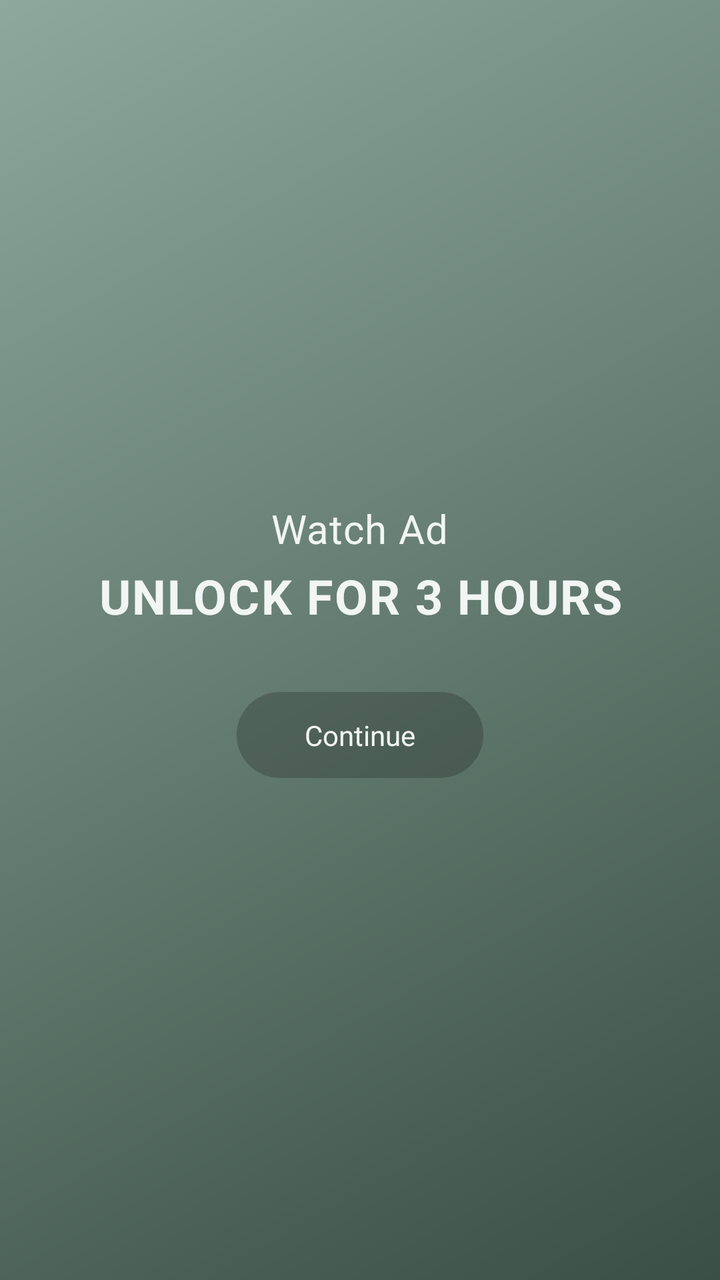
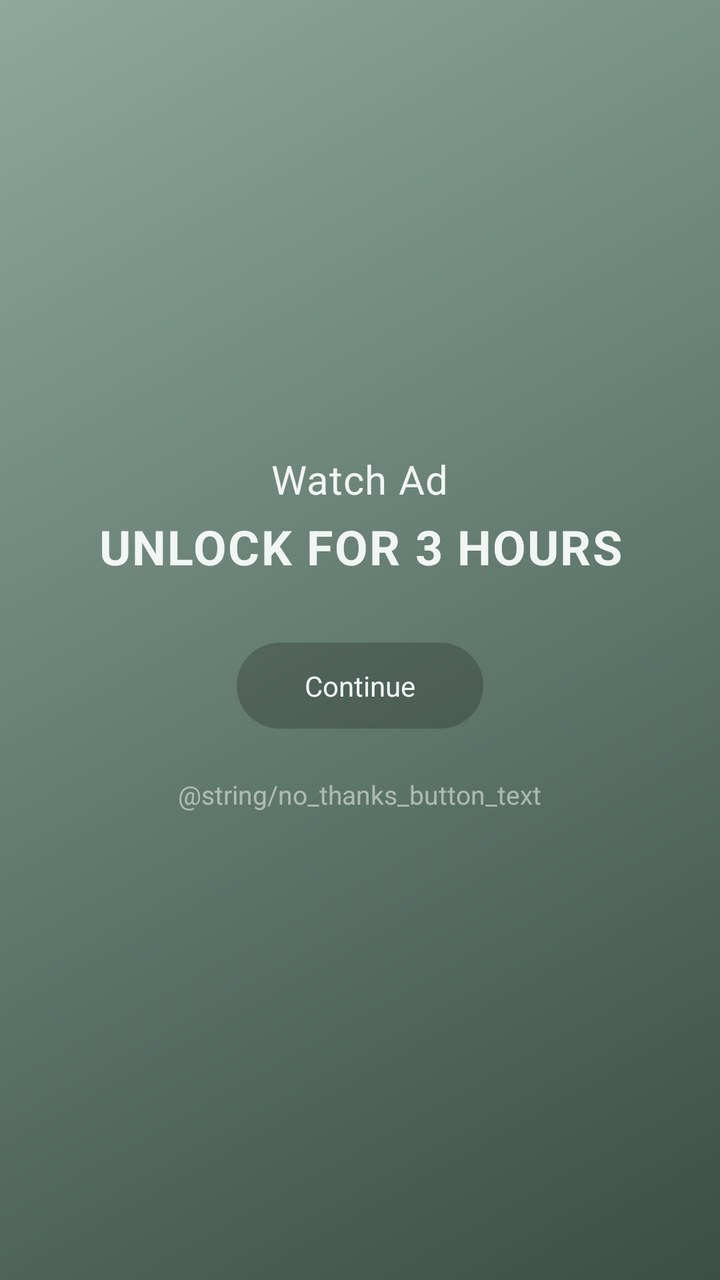

An Android layout rendered at two revisions. The XML below is the earlier revision; the diff shows what the commit changed to produce the second picture.
<!-- AndroidManifest.xml: application theme Theme.Goat -->
<!-- res/layout/activity_watch_ad_unlock.xml -->
<?xml version="1.0" encoding="utf-8"?>
<FrameLayout xmlns:android="http://schemas.android.com/apk/res/android"
    android:layout_width="match_parent"
    android:layout_height="match_parent"
    android:background="@drawable/bg_home_gradient">

    <LinearLayout
        android:layout_width="wrap_content"
        android:layout_height="wrap_content"
        android:layout_gravity="center"
        android:orientation="vertical"
        android:gravity="center"
        android:paddingStart="40dp"
        android:paddingEnd="40dp">

        <TextView
            android:id="@+id/tvWatchAdLine1"
            android:layout_width="wrap_content"
            android:layout_height="wrap_content"
            android:gravity="center"
            android:text="@string/watch_ad_title_line1"
            android:textColor="@color/home_button_text"
            android:textSize="20sp"
            android:fontFamily="sans-serif"
            android:letterSpacing="0.02" />

        <TextView
            android:id="@+id/tvWatchAdLine2"
            android:layout_width="wrap_content"
            android:layout_height="wrap_content"
            android:layout_marginTop="4dp"
            android:gravity="center"
            android:text="@string/watch_ad_title_line2"
            android:textColor="@color/home_button_text"
            android:textStyle="bold"
            android:textSize="24sp"
            android:textAllCaps="true"
            android:fontFamily="sans-serif"
            android:letterSpacing="0.03" />

        <TextView
            android:id="@+id/btnContinue"
            android:layout_width="wrap_content"
            android:layout_height="wrap_content"
            android:layout_marginTop="32dp"
            android:background="@drawable/bg_check_now_button"
            android:text="@string/continue_button_text"
            android:textColor="@color/home_button_text"
            android:textSize="14sp"
            android:textAllCaps="false"
            android:paddingStart="34dp"
            android:paddingEnd="34dp"
            android:paddingTop="12dp"
            android:paddingBottom="12dp"
            android:clickable="true"
            android:focusable="true" />

    </LinearLayout>

</FrameLayout>
<!-- resources referenced by this layout -->
<resources>
  <color name="home_button_text">#F1F5F3</color>
  <!-- drawable bg_check_now_button (drawable) -->
  <shape xmlns:android="http://schemas.android.com/apk/res/android"
      android:shape="rectangle">
      <solid android:color="@color/fix_issue_bg" />
      <corners android:radius="24dp" />
  </shape>
  <!-- drawable bg_home_gradient (drawable) -->
  <?xml version="1.0" encoding="utf-8"?>
  <shape xmlns:android="http://schemas.android.com/apk/res/android"
      android:shape="rectangle">
  
      <gradient
          android:type="linear"
          android:angle="315"
          android:startColor="@color/home_bg_gradient_start"
          android:endColor="@color/home_bg_gradient_end" />
  
  </shape>
  <string name="continue_button_text">Continue</string>
  <string name="watch_ad_title_line1">Watch Ad</string>
  <string name="watch_ad_title_line2">Unlock for 3 Hours</string>
  <style name="Theme.Goat" parent="Theme.MaterialComponents.DayNight.NoActionBar">
          <item name="colorPrimary">@color/brand_primary</item>
          <item name="colorPrimaryDark">@color/brand_primary_dark</item>
          <item name="colorAccent">@color/brand_accent</item>
          <item name="colorOnPrimary">@color/text_on_primary</item>
          <item name="android:windowBackground">@color/bg_screen</item>
          <item name="android:statusBarColor">@color/bg_screen</item>
          <item name="android:windowLightStatusBar">true</item>
          <item name="android:textColorPrimary">@color/text_primary</item>
          <item name="android:fontFamily">sans-serif</item>
      </style>
  <color name="fix_issue_bg">#33000000</color>
  <color name="home_bg_gradient_start">#8EA89D</color>
  <color name="home_bg_gradient_end">#3A4F45</color>
  <color name="brand_primary">#2A5CD8</color>
  <color name="brand_primary_dark">#1B3FA6</color>
  <color name="brand_accent">#2A5CD8</color>
  <color name="text_on_primary">#FFFFFF</color>
  <color name="bg_screen">#F4F6FA</color>
  <color name="text_primary">#171B26</color>
</resources>

<!-- the commit's change to res/layout/activity_watch_ad_unlock.xml (unified diff, before → after) -->
@@ -55,6 +55,23 @@
             android:clickable="true"
             android:focusable="true" />
 
+        <TextView
+            android:id="@+id/btnNoThanks"
+            android:layout_width="wrap_content"
+            android:layout_height="wrap_content"
+            android:layout_marginTop="16dp"
+            android:text="@string/no_thanks_button_text"
+            android:textColor="@color/home_button_text"
+            android:textSize="13sp"
+            android:alpha="0.55"
+            android:textAllCaps="false"
+            android:paddingStart="20dp"
+            android:paddingEnd="20dp"
+            android:paddingTop="8dp"
+            android:paddingBottom="8dp"
+            android:clickable="true"
+            android:focusable="true" />
+
     </LinearLayout>
 
 </FrameLayout>
